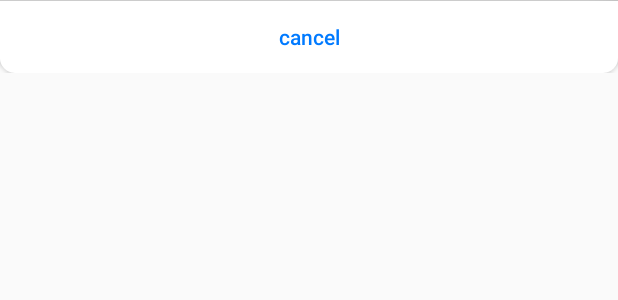
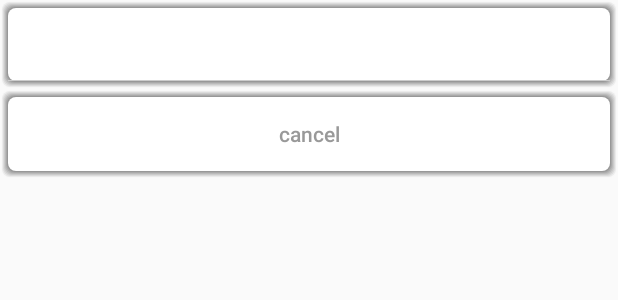
Before and after one commit to hss01248/DialogUtil, an Android app: the layout dialog_ios_alert_bottom.xml on its own in the app's theme, with its tools: preview values and no code run, on a phone screen of 412 x 824 dp. Shown: the top 300 px of the screen. Run offline under Robolectric (Android 15) with nearby library versions, the phone set to English and light mode, and no system bars.

Commit message:
ios样式的单选和底部单选加上标题,微调样式

```diff
--- a/app/src/main/java/com/hss01248/dialogutildemo/MainActivity.java
+++ b/app/src/main/java/com/hss01248/dialogutildemo/MainActivity.java
@@ -415,7 +415,7 @@ android:pivotY="50%" />
                     public void onBottomBtnClick() {
                         showToast("onItemClick");
                     }
-                }).show();
+                }).setTitle("人生若只如初见").show();
             }
             break;
             case R.id.btn_ios_center_list:
@@ -451,7 +451,7 @@ android:pivotY="50%" />
                     public void onBottomBtnClick() {
                         showToast("onItemClick");
                     }
-                }).show();
+                }).setTitle("任选一个").show();
 
                 break;
             case R.id.btn_input:
--- a/dialog/src/main/java/com/hss01248/dialog/DialogAssigner.java
+++ b/dialog/src/main/java/com/hss01248/dialog/DialogAssigner.java
@@ -188,6 +188,7 @@ public class DialogAssigner implements Assignable {
         bean.itemListener = listener;
         bean.wordsIos = words;
         bean.type = DefaultConfig.TYPE_IOS_CENTER_LIST;
+        bean.titleTxtColor = R.color.dialogutil_ios_btntext_blue;
 
         return bean;
     }
@@ -201,6 +202,8 @@ public class DialogAssigner implements Assignable {
         bean.type = DefaultConfig.TYPE_IOS_BOTTOM;
         bean.gravity = Gravity.BOTTOM;
         bean.bottomTxt = bottomTxt;
+        bean.titleTxtColor = R.color.dialogutil_ios_btntext_blue;
+        bean.useTheShadowBg = false;
         return bean;
     }
 
--- /dev/null
+++ b/dialog/src/main/res/drawable/selector_shadow.xml
@@ -0,0 +1,6 @@
+<?xml version="1.0" encoding="utf-8"?>
+<selector xmlns:android="http://schemas.android.com/apk/res/android">
+	<item android:drawable="@drawable/shadow_graybg" android:state_pressed="true"/>
+	<item android:drawable="@drawable/shadow" />
+
+</selector>
--- /dev/null
+++ b/dialog/src/main/res/drawable/shadow_graybg.xml
@@ -0,0 +1,102 @@
+<?xml version="1.0" encoding="utf-8"?>
+<layer-list xmlns:android="http://schemas.android.com/apk/res/android">
+    <item>
+        <shape android:shape="rectangle">
+            <solid android:color="@color/cardShadowColor_1" />
+            <corners android:radius="@dimen/cardRadius" />
+            <padding
+                android:bottom="@dimen/shadowBottom"
+                android:left="@dimen/shadowleft"
+                android:top="@dimen/shadowTop"
+                android:right="@dimen/shadowRight" />
+        </shape>
+    </item>
+    <item>
+        <shape android:shape="rectangle">
+            <solid android:color="@color/cardShadowColor_2" />
+            <corners android:radius="@dimen/cardRadius" />
+            <padding
+                android:bottom="@dimen/shadowBottom"
+                android:left="@dimen/shadowleft"
+                android:top="@dimen/shadowTop"
+                android:right="@dimen/shadowRight" />
+        </shape>
+    </item>
+    <item>
+        <shape android:shape="rectangle">
+            <solid android:color="@color/cardShadowColor_3" />
+            <corners android:radius="@dimen/cardRadius" />
+            <padding
+                android:bottom="@dimen/shadowBottom"
+                android:left="@dimen/shadowleft"
+                android:top="@dimen/shadowTop"
+                android:right="@dimen/shadowRight" />
+        </shape>
+    </item>
+    <item>
+        <shape android:shape="rectangle">
+            <solid android:color="@color/cardShadowColor_4" />
+            <corners android:radius="@dimen/cardRadius" />
+            <padding
+                android:bottom="@dimen/shadowBottom"
+                android:left="@dimen/shadowleft"
+                android:top="@dimen/shadowTop"
+                android:right="@dimen/shadowRight" />
+        </shape>
+    </item>
+    <item>
+        <shape android:shape="rectangle">
+            <solid android:color="@color/cardShadowColor_5" />
+            <corners android:radius="@dimen/cardRadius" />
+            <padding
+                android:bottom="@dimen/shadowBottom"
+                android:left="@dimen/shadowleft"
+                android:top="@dimen/shadowTop"
+                android:right="@dimen/shadowRight" />
+        </shape>
+    </item>
+    <item>
+        <shape android:shape="rectangle">
+            <solid android:color="@color/cardShadowColor_6" />
+            <corners android:radius="@dimen/cardRadius" />
+            <padding
+                android:bottom="@dimen/shadowBottom"
+                android:left="@dimen/shadowleft"
+                android:top="@dimen/shadowTop"
+                android:right="@dimen/shadowRight" />
+        </shape>
+    </item>
+    <item>
+        <shape android:shape="rectangle">
+            <solid android:color="@color/cardShadowColor_7" />
+            <corners android:radius="@dimen/cardRadius" />
+            <padding
+                android:bottom="@dimen/shadowBottom"
+                android:left="@dimen/shadowleft"
+                android:top="@dimen/shadowTop"
+                android:right="@dimen/shadowRight" />
+        </shape>
+    </item>
+    <item>
+        <shape android:shape="rectangle">
+            <solid android:color="@color/cardShadowColor_8" />
+            <corners android:radius="@dimen/cardRadius" />
+            <padding
+                android:bottom="@dimen/shadowBottom"
+                android:left="@dimen/shadowleft"
+                android:top="@dimen/shadowTop"
+                android:right="@dimen/shadowRight" />
+        </shape>
+    </item>
+    <item>
+        <shape android:shape="rectangle">
+            <corners android:radius="@dimen/dialogutil_round_corner" />
+            <solid android:color="@color/cardBodyColor_gray" />
+            <!--<padding android:bottom="@dimen/cardRadius"
+                android:top="@dimen/cardRadius"
+                android:left="@dimen/cardRadius"
+                android:right="@dimen/cardRadius"
+                />-->
+        </shape>
+    </item>
+</layer-list>
--- a/dialog/src/main/res/layout/dialog_ios_alert_bottom.xml
+++ b/dialog/src/main/res/layout/dialog_ios_alert_bottom.xml
@@ -6,10 +6,31 @@
               android:layout_height="wrap_content">
 
 
+    <!--上面的标题和listview-->
 
+    <LinearLayout xmlns:android="http://schemas.android.com/apk/res/android"
+            android:orientation="vertical"
+            android:background="@drawable/shadow"
+            android:layout_width="match_parent"
 
+            android:layout_height="wrap_content">
+        <TextView
+                android:id="@+id/tv_title"
+                android:textColor="@color/dialogutil_ios_btntext_blue"
+                android:textSize="@dimen/dialogutil_title_txt_size"
+                android:gravity="center"
+                android:paddingBottom="12dp"
+                android:paddingLeft="10dp"
+                android:paddingRight="10dp"
+                android:paddingTop="12dp"
+                android:layout_width="match_parent"
+                android:layout_height="wrap_content" />
+        <View
+                android:id="@+id/v_line"
+                android:background="@color/dialogutil_line_dd"
+                android:layout_width="match_parent"
+                android:layout_height="@dimen/dialogutil_line_1px"/>
         <ListView
-            android:background="@drawable/bg_ios_roundcorner_progress"
                 android:id="@+id/lv"
                 android:scrollbars="none"
                 android:overScrollMode="never"
@@ -18,6 +39,8 @@
                 android:overScrollHeader="@android:color/transparent"
                 android:layout_height="0dp"
                 android:layout_weight="1"/>
+    </LinearLayout>
+
 
     <!--<LinearLayout
         android:background="@drawable/bg_ios_roundcorner"
@@ -42,18 +65,16 @@
 
     </LinearLayout>-->
 
-<View android:layout_width="match_parent"
-    android:layout_height="1px"
-    android:background="@color/dialogutil_line_dd"/>
+
     <Button
         android:id="@+id/btn_bottom"
-        android:background="@drawable/bg_ios_roundcorner_bottom"
+        android:background="@drawable/selector_shadow"
         android:textAllCaps="false"
         android:text="@string/dialogutil_btn_cancel"
         android:textSize="@dimen/dialogutil_btn_txt_size"
-        android:textColor="@color/dialogutil_ios_btntext_blue"
+        android:textColor="@color/dialogutil_text_gray"
         android:layout_width="match_parent"
-        android:layout_height="wrap_content"/>
+        android:layout_height="60dp"/>
 
 
 </LinearLayout>
--- a/dialog/src/main/res/layout/item_btn_bottomalert.xml
+++ b/dialog/src/main/res/layout/item_btn_bottomalert.xml
@@ -14,8 +14,8 @@
         android:textColor="@color/dialogutil_text_item_33"
         android:maxLines="1"
         android:ellipsize="end"
-        android:paddingLeft="5dp"
-        android:paddingRight="5dp"
+        android:paddingLeft="10dp"
+        android:paddingRight="10dp"
         android:layout_width="match_parent"
         android:layout_height="wrap_content"/>
 
--- a/dialog/src/main/res/values/shadowre.xml
+++ b/dialog/src/main/res/values/shadowre.xml
@@ -1,6 +1,7 @@
 <?xml version="1.0" encoding="utf-8"?>
 <resources>
     <color name="cardBodyColor">#FFFFFF</color>
+    <color name="cardBodyColor_gray">#cccccc</color>
     <color name="cardShadowColor_1">#00222222</color>
     <color name="cardShadowColor_2">#02222222</color>
     <color name="cardShadowColor_3">#10222222</color>
```
Also changed, not shown: dialog/src/main/java/com/hss01248/dialog/config/ConfigBean.java (+14 -1 lines), dialog/src/main/java/com/hss01248/dialog/ios/IosActionSheetHolder.java (+24 -1 lines), dialog/src/main/java/com/hss01248/dialog/ios/IosCenterItemHolder.java (+22 -1 lines), dialog/src/main/res/layout/dialog_ios_center_item.xml (+17 -4 lines). Lines whose indentation alone changed are shown as unchanged.
